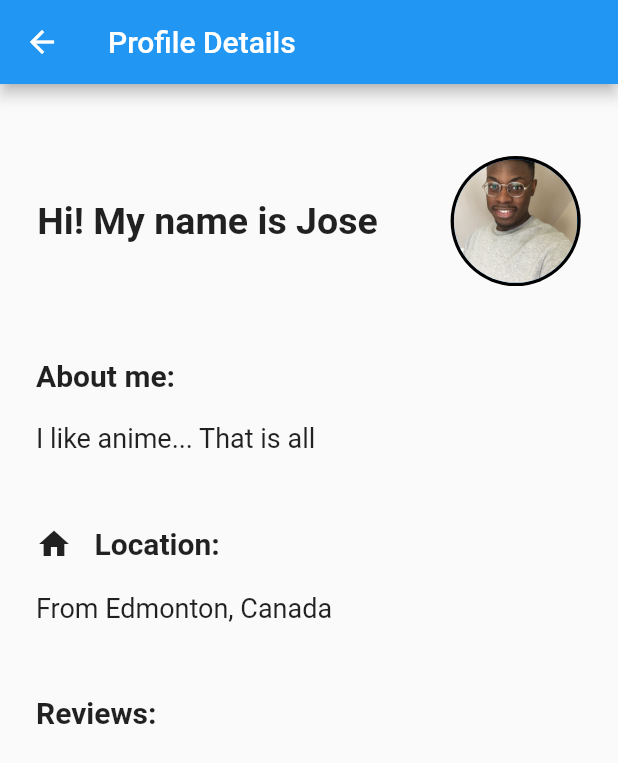
After one commit to Wallruzz9114/hotel_hunters, a Flutter app: the ProfileScreen screen opened by its route, on a phone screen of 412 x 824 dp. The commit adds this screen. Shown: the top 763 px of the screen. Run offline on Flutter 3.47's test engine with Material 2 defaults, Android fonts, the phone set to English and light mode, and no system bars; drawn by our look-alikes of auto_size_text.

Commit message:
Added profile page

```diff
--- a/lib/main.dart
+++ b/lib/main.dart
@@ -1,6 +1,7 @@
 import 'package:flutter/material.dart';
 import 'screens/login_screen.dart';
 import 'screens/personal_info_screen.dart';
+import 'screens/profile_screen.dart';
 import 'screens/root_screen.dart';
 import 'screens/sign_up_screen.dart';
 import 'screens/slpash_screen.dart';
@@ -18,6 +19,7 @@ class App extends StatelessWidget {
         SignUpScreen.routeName: (BuildContext context) => SignUpScreen(),
         RootScreen.routeName: (BuildContext context) => RootScreen(),
         PersonalInfoScreen.routeName: (BuildContext context) => PersonalInfoScreen(),
+        ProfileScreen.routeName: (BuildContext context) => ProfileScreen(),
       },
     );
   }
--- a/lib/screens/explore_screen.dart
+++ b/lib/screens/explore_screen.dart
@@ -10,8 +10,8 @@ class ExploreScreen extends StatefulWidget {
 class _ExploreScreenState extends State<ExploreScreen> {
 
   @override
-  Center build(BuildContext context) => Center(
-    child: const Text('Explore Page'),
+  Center build(BuildContext context) => const Center(
+    child: Text('Explore Page'),
   );
 
 
--- a/lib/screens/inbox_screen.dart
+++ b/lib/screens/inbox_screen.dart
@@ -10,8 +10,8 @@ class InboxScreen extends StatefulWidget {
 class _InboxScreenState extends State<InboxScreen> {
 
   @override
-  Center build(BuildContext context) => Center(
-    child: const Text('Explore Page'),
+  Center build(BuildContext context) => const Center(
+    child: Text('Explore Page'),
   );
 
 
--- /dev/null
+++ b/lib/screens/profile_screen.dart
@@ -0,0 +1,121 @@
+import 'package:auto_size_text/auto_size_text.dart';
+import 'package:flutter/material.dart';
+import '../components/text/app_bar_text.dart';
+// import '../screens/root_screen.dart';
+
+class ProfileScreen extends StatefulWidget {
+
+  static const String routeName = '/profile';
+
+  @override
+  _ProfileScreenState createState() => _ProfileScreenState();
+
+}
+
+class _ProfileScreenState extends State<ProfileScreen> {
+
+  @override
+  Scaffold build(BuildContext context) => Scaffold(
+    appBar: AppBar(
+      title: const AppBarText(text: 'Profile Details'),
+    ),
+    body: SingleChildScrollView(
+      child: Padding(
+        padding: const EdgeInsets.fromLTRB(24.0, 48.0, 24.0, 24.0),
+        child: Column(
+          mainAxisAlignment: MainAxisAlignment.start,
+          crossAxisAlignment: CrossAxisAlignment.start,
+          children: <Widget>[
+            Row(
+              mainAxisAlignment: MainAxisAlignment.spaceEvenly,
+              crossAxisAlignment: CrossAxisAlignment.center,
+              children: <Widget>[
+                Container(
+                  width: MediaQuery.of(context).size.width * 2 / 3,
+                  child: const AutoSizeText(
+                    'Hi! My name is Jose',
+                    style: TextStyle(
+                      fontWeight: FontWeight.bold,
+                      fontSize: 25.0,
+                    ),
+                    maxLines: 2,
+                  ),
+                ),
+                CircleAvatar(
+                  backgroundColor: Colors.black,
+                  radius: MediaQuery.of(context).size.width / 9.5,
+                  child: CircleAvatar(
+                    backgroundImage: const AssetImage('assets/images/profile.jpeg'),
+                    radius: MediaQuery.of(context).size.width / 10,
+                  ),
+                ),
+              ],
+            ),
+            const Padding(
+              padding: EdgeInsets.only(top: 48.0),
+              child: Text(
+                'About me:',
+                style: TextStyle(
+                  fontWeight: FontWeight.bold,
+                  fontSize: 20.0,
+                ),
+              ),
+            ),
+            const Padding(
+              padding: EdgeInsets.only(top: 20.0),
+              child: AutoSizeText(
+                'I like anime... That is all',
+                style: TextStyle(
+                  fontSize: 18.0,
+                ),
+              ),
+            ),
+            Padding(
+              padding: const EdgeInsets.only(top: 48.0),
+              child: Row(
+                children: const <Widget>[
+                  Icon(Icons.home),
+                  Padding(
+                    padding: EdgeInsets.only(left: 15.0),
+                    child: Text(
+                      'Location:',
+                      style: TextStyle(
+                        fontWeight: FontWeight.bold,
+                        fontSize: 20.0,
+                      ),
+                    ),
+                  ),
+                ],
+              ),
+            ),
+            const Padding(
+              padding: EdgeInsets.only(top: 20.0),
+              child: AutoSizeText(
+                'From Edmonton, Canada',
+                style: TextStyle(
+                  fontSize: 18.0,
+                ),
+              ),
+            ),
+            const Padding(
+              padding: EdgeInsets.only(top: 48.0),
+              child: Text(
+                'Reviews:',
+                style: TextStyle(
+                  fontWeight: FontWeight.bold,
+                  fontSize: 20.0,
+                ),
+              ),
+            ),
+            Padding(
+              padding: const EdgeInsets.only(top: 20.0),
+              child: Container(),
+            ),
+          ],
+        ),
+      ),
+    )
+  );
+
+
+}
--- a/lib/screens/saved_screen.dart
+++ b/lib/screens/saved_screen.dart
@@ -10,8 +10,8 @@ class SavedScreen extends StatefulWidget {
 class _SavedScreenState extends State<SavedScreen> {
 
   @override
-  Center build(BuildContext context) => Center(
-    child: const Text('Explore Page'),
+  Center build(BuildContext context) => const Center(
+    child: Text('Explore Page'),
   );
 
 
--- a/lib/screens/slpash_screen.dart
+++ b/lib/screens/slpash_screen.dart
@@ -15,7 +15,7 @@ class _SplashScreenState extends State<SplashScreen> {
   @override
   void initState() {
     Timer(
-      Duration(seconds: 1),
+      const Duration(seconds: 1),
       () {
         Navigator.pushNamed(context, LoginScreen.routeName);
       }
@@ -37,7 +37,7 @@ class _SplashScreenState extends State<SplashScreen> {
             padding: const EdgeInsets.only(top: 20.0),
             child: Text(
               'Welcome to ${ AppConstants.appName }',
-              style: TextStyle(
+              style: const TextStyle(
                 fontWeight: FontWeight.bold,
                 fontSize: 40.0,
               ),
--- a/lib/screens/trips_screen.dart
+++ b/lib/screens/trips_screen.dart
@@ -10,8 +10,8 @@ class TripsScreen extends StatefulWidget {
 class _TripsScreenState extends State<TripsScreen> {
 
   @override
-  Center build(BuildContext context) => Center(
-    child: const Text('Explore Page'),
+  Center build(BuildContext context) => const Center(
+    child: Text('Explore Page'),
   );
 
 
```
Also changed, not shown: lib/screens/account_screen.dart (+7 -2 lines), lib/screens/login_screen.dart (+5 -5 lines), lib/screens/personal_info_screen.dart (+7 -7 lines), lib/screens/sign_up_screen.dart (+6 -6 lines), assets/images/defaultAvatar.jpg (added), assets/images/defaultHouse.png (added), assets/images/house.jpeg (added), assets/images/interior0.jpg (added), assets/images/interior1.jpg (added), assets/images/interior2.jpg (added), assets/images/interior3.jpg (added), assets/images/maleAvatar.png (added), assets/images/mammoth_logo.png (added), pubspec.lock, 1 other file.
